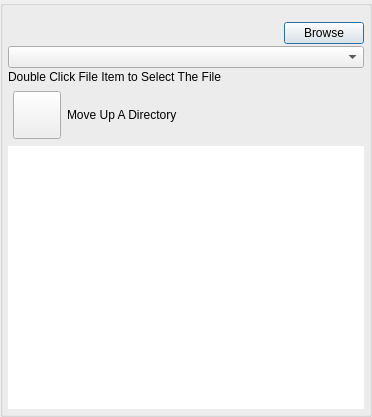
The window that AppsSrc/CommonSrc/Forms/ActivityBrowseFiles.ui (brettrjones-github/nolimitconnect) describes before a commit, drawn with Qt 5.
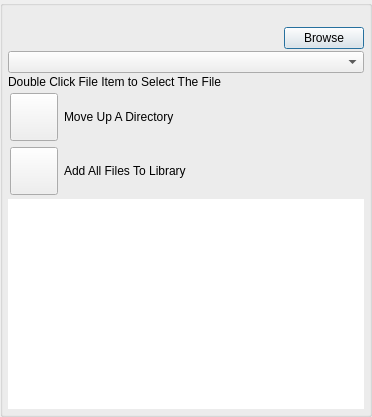
The same window after the commit. Custom widgets are drawn as their Qt base class.

Commit message: Major Rework of file transfer and library and file share server

```diff
--- a/AppsSrc/CommonSrc/Forms/ActivityBrowseFiles.ui
+++ b/AppsSrc/CommonSrc/Forms/ActivityBrowseFiles.ui
@@ -79,7 +79,7 @@
        <number>5</number>
       </property>
       <property name="topMargin">
-       <number>0</number>
+       <number>5</number>
       </property>
       <property name="rightMargin">
        <number>5</number>
@@ -165,16 +165,16 @@
        <widget class="QWidget" name="m_UpDirWidget" native="true">
         <layout class="QHBoxLayout" name="horizontalLayout_2">
          <property name="leftMargin">
-          <number>5</number>
+          <number>2</number>
          </property>
          <property name="topMargin">
-          <number>5</number>
+          <number>2</number>
          </property>
          <property name="rightMargin">
-          <number>5</number>
+          <number>2</number>
          </property>
          <property name="bottomMargin">
-          <number>5</number>
+          <number>2</number>
          </property>
          <item>
           <widget class="VxPushButton" name="m_UpDirectoryButton">
@@ -217,6 +217,62 @@
         </layout>
        </widget>
       </item>
+      <item>
+       <widget class="QWidget" name="m_AddAllWidget" native="true">
+        <layout class="QHBoxLayout" name="horizontalLayout_4">
+         <property name="leftMargin">
+          <number>2</number>
+         </property>
+         <property name="topMargin">
+          <number>2</number>
+         </property>
+         <property name="rightMargin">
+          <number>2</number>
+         </property>
+         <property name="bottomMargin">
+          <number>2</number>
+         </property>
+         <item>
+          <widget class="VxPushButton" name="m_AddAllButton">
+           <property name="minimumSize">
+            <size>
+             <width>48</width>
+             <height>48</height>
+            </size>
+           </property>
+           <property name="maximumSize">
+            <size>
+             <width>48</width>
+             <height>48</height>
+            </size>
+           </property>
+           <property name="text">
+            <string/>
+           </property>
+           <property name="iconSize">
+            <size>
+             <width>48</width>
+             <height>48</height>
+            </size>
+           </property>
+          </widget>
+         </item>
+         <item>
+          <widget class="VxLabel" name="m_AddAllLabel">
+           <property name="sizePolicy">
+            <sizepolicy hsizetype="Expanding" vsizetype="Preferred">
+             <horstretch>0</horstretch>
+             <verstretch>0</verstretch>
+            </sizepolicy>
+           </property>
+           <property name="text">
+            <string>Add All Files To Library</string>
+           </property>
+          </widget>
+         </item>
+        </layout>
+       </widget>
+      </item>
       <item>
        <widget class="QListWidget" name="FileItemList">
         <property name="font">
@@ -280,18 +336,6 @@
    <extends>QPushButton</extends>
    <header>VxPushButton.h</header>
   </customwidget>
-  <customwidget>
-   <class>TitleBarWidget</class>
-   <extends>QWidget</extends>
-   <header>TitleBarWidget.h</header>
-   <container>1</container>
-  </customwidget>
-  <customwidget>
-   <class>BottomBarWidget</class>
-   <extends>QWidget</extends>
-   <header location="global">BottomBarWidget.h</header>
-   <container>1</container>
-  </customwidget>
   <customwidget>
    <class>VxLabel</class>
    <extends>QLabel</extends>
@@ -302,6 +346,18 @@
    <extends>QComboBox</extends>
    <header>VxComboBoxFileFilter.h</header>
   </customwidget>
+  <customwidget>
+   <class>TitleBarWidget</class>
+   <extends>QWidget</extends>
+   <header>TitleBarWidget.h</header>
+   <container>1</container>
+  </customwidget>
+  <customwidget>
+   <class>BottomBarWidget</class>
+   <extends>QWidget</extends>
+   <header location="global">BottomBarWidget.h</header>
+   <container>1</container>
+  </customwidget>
  </customwidgets>
  <resources/>
  <connections/>
```
Left out of the diff: 2 changed lines with no effect on the pictures. The commit also changes 649 other files.
